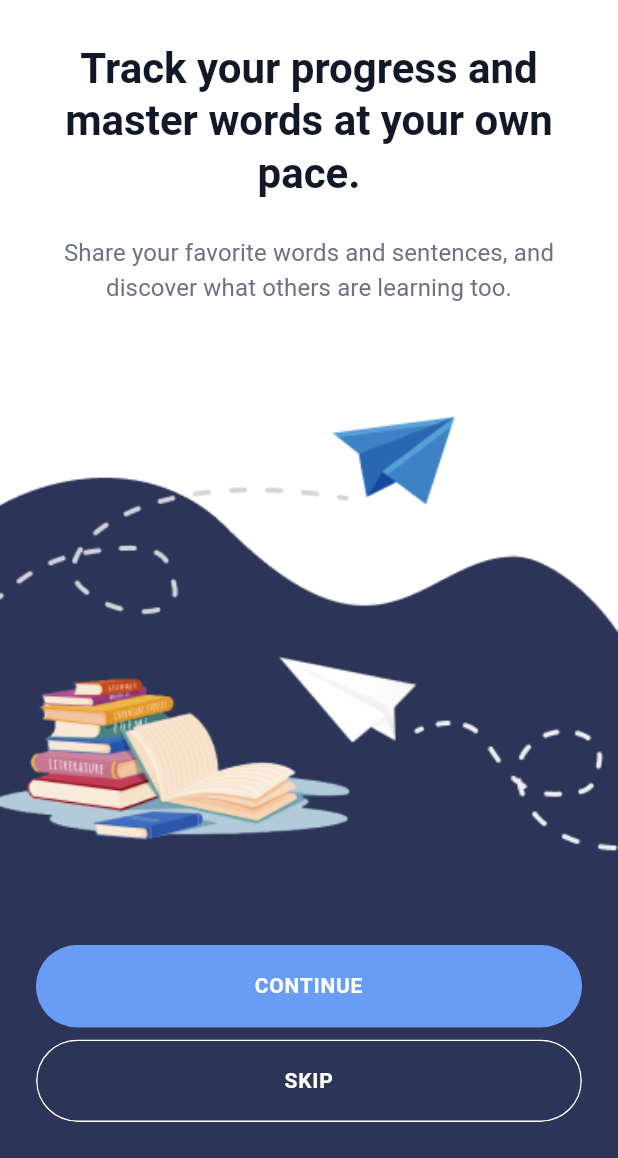
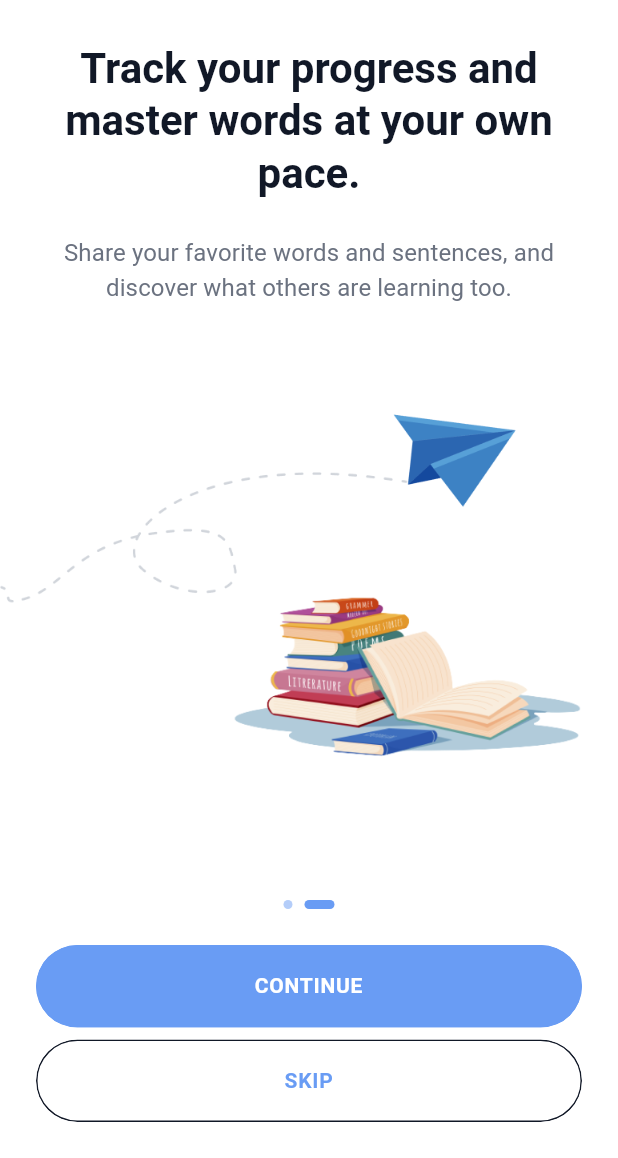
Before and after one commit to DargaHasanBasri/word_prime, a Flutter app: the screen it shows after launch, after a tap on "CONTINUE", on a phone screen of 412 x 824 dp, the part 78-1236 px from its top. Run offline on Flutter 3.47's test engine with Material 3 defaults, Android fonts, the phone set to English and light mode, and no system bars; our stand-ins replace cached_network_image, dotted_border, easy_localization, get_it; network calls fail.

Commit message:
Update onboarding page
and fix onboarding images

```diff
--- a/lib/main.dart
+++ b/lib/main.dart
@@ -41,7 +41,7 @@ class MyApp extends StatelessWidget {
       darkTheme: CustomAppTheme.darkTheme,
       navigatorKey: locator<AppRoutes>().baseNavigatorKey,
       onGenerateRoute: Routes.generateRoute,
-      initialRoute: Routes.Splash,
+      initialRoute: Routes.Onboarding,
       builder: (context, widget) {
         return widget!;
       },
--- /dev/null
+++ b/lib/ui/pages/onboarding/components/current_page_indicator.dart
@@ -0,0 +1,43 @@
+import 'package:word_prime/export.dart';
+
+class CurrentPageIndicator extends StatelessWidget {
+  final ValueNotifier<int> currentIndex;
+  final int countPage;
+
+  const CurrentPageIndicator({
+    Key? key,
+    required this.currentIndex,
+    required this.countPage,
+  }) : super(key: key);
+
+  @override
+  Widget build(BuildContext context) {
+    return ValueListenableBuilder<int>(
+      valueListenable: currentIndex,
+      builder: (_, __, ___) {
+        return Row(
+          mainAxisAlignment: MainAxisAlignment.center,
+          children: List.generate(
+            countPage,
+            (index) {
+              bool isActive = index == currentIndex.value;
+              return Padding(
+                padding: const EdgeInsets.symmetric(horizontal: 4.0),
+                child: Container(
+                  width: isActive ? 20 : 6,
+                  height: 6,
+                  decoration: BoxDecoration(
+                    color: AppColors.cornflowerBlue.withOpacity(
+                      isActive ? 1 : 0.5,
+                    ),
+                    borderRadius: BorderRadius.circular(25),
+                  ),
+                ),
+              );
+            },
+          ),
+        );
+      },
+    );
+  }
+}
--- a/lib/ui/pages/onboarding/components/onboarding_first.dart
+++ b/lib/ui/pages/onboarding/components/onboarding_first.dart
@@ -5,12 +5,24 @@ class OnboardingFirst extends StatelessWidget {
 
   @override
   Widget build(BuildContext context) {
-    return Column(
-      mainAxisAlignment: MainAxisAlignment.spaceBetween,
-      crossAxisAlignment: CrossAxisAlignment.stretch,
+    return Stack(
       children: [
+        Center(
+          child: AspectRatio(
+            aspectRatio: 16 / 10,
+            child: Container(
+              decoration: BoxDecoration(
+                image: DecorationImage(
+                  image: AssetImage(
+                    AppAssets.imgImgDeerPath,
+                  ),
+                  fit: BoxFit.fitHeight,
+                ),
+              ),
+            ),
+          ),
+        ),
         Column(
-          mainAxisAlignment: MainAxisAlignment.end,
           children: [
             Padding(
               padding: AppPaddings.appPaddingXLargeHorizontal,
@@ -31,19 +43,6 @@ class OnboardingFirst extends StatelessWidget {
             ),
           ],
         ),
-        AspectRatio(
-          aspectRatio: 8 / 10,
-          child: Container(
-            decoration: BoxDecoration(
-              image: DecorationImage(
-                image: AssetImage(
-                  AppAssets.imgImgOnboardingFirstPath,
-                ),
-                fit: BoxFit.fill,
-              ),
-            ),
-          ),
-        ),
       ],
     );
   }
--- a/lib/ui/pages/onboarding/components/onboarding_second.dart
+++ b/lib/ui/pages/onboarding/components/onboarding_second.dart
@@ -5,11 +5,25 @@ class OnboardingSecond extends StatelessWidget {
 
   @override
   Widget build(BuildContext context) {
-    return Column(
-      mainAxisAlignment: MainAxisAlignment.spaceBetween,
+    return Stack(
       children: [
+        Center(
+          child: AspectRatio(
+            aspectRatio: 16 / 10,
+            child: Container(
+              decoration: BoxDecoration(
+                image: DecorationImage(
+                  image: AssetImage(
+                    AppAssets.imgImgBookPath,
+                  ),
+                  fit: BoxFit.fitWidth,
+                ),
+              ),
+            ),
+          ),
+        ),
         Column(
-          mainAxisAlignment: MainAxisAlignment.end,
+          crossAxisAlignment: CrossAxisAlignment.stretch,
           children: [
             Padding(
               padding: AppPaddings.appPaddingXLargeHorizontal,
@@ -30,19 +44,6 @@ class OnboardingSecond extends StatelessWidget {
             ),
           ],
         ),
-        AspectRatio(
-          aspectRatio: 8 / 10,
-          child: Container(
-            decoration: BoxDecoration(
-              image: DecorationImage(
-                image: AssetImage(
-                  AppAssets.imgImgOnboardingSecondPath,
-                ),
-                fit: BoxFit.fill,
-              ),
-            ),
-          ),
-        ),
       ],
     );
   }
--- a/lib/ui/pages/onboarding/onboarding_page.dart
+++ b/lib/ui/pages/onboarding/onboarding_page.dart
@@ -1,6 +1,8 @@
 import 'package:word_prime/export.dart';
 import 'package:word_prime/ui/pages/onboarding/components/onboarding_first.dart';
 import 'package:word_prime/ui/pages/onboarding/components/onboarding_second.dart';
+
+import 'components/current_page_indicator.dart';
 
 class OnboardingPage extends StatefulWidget {
   const OnboardingPage({super.key});
@@ -30,7 +32,6 @@ class _OnboardingPageState extends BaseStatefulState<OnboardingPage> {
 
   Widget _buildBody() {
     return Stack(
-      alignment: Alignment.bottomCenter,
       clipBehavior: Clip.none,
       children: [
         PageView(
@@ -53,6 +54,11 @@ class _OnboardingPageState extends BaseStatefulState<OnboardingPage> {
                 mainAxisAlignment: MainAxisAlignment.end,
                 crossAxisAlignment: CrossAxisAlignment.stretch,
                 children: [
+                  CurrentPageIndicator(
+                    currentIndex: _vm.currentPage,
+                    countPage: 2,
+                  ),
+                  SizedBox(height: AppSizes.sizedBoxOverallHeight),
                   CustomButton(
                     title: LocaleKeys.continueTitle.locale.toUpperCase(),
                     onClick: () {
@@ -64,8 +70,9 @@ class _OnboardingPageState extends BaseStatefulState<OnboardingPage> {
                   SizedBox(height: AppSizes.sizedBoxSmallHeight),
                   CustomButton(
                     title: LocaleKeys.skip.locale.toUpperCase(),
+                    titleColor: AppColors.cornflowerBlue,
                     backgroundColor: Colors.transparent,
-                    borderColor: AppColors.white,
+                    borderColor: Theme.of(context).colorScheme.secondary,
                     onClick: () {
                       appRoutes.navigateRemoveUntil(Routes.GetStarted);
                     },
--- a/lib/utils/app_assets.dart
+++ b/lib/utils/app_assets.dart
@@ -45,7 +45,8 @@ final class AppAssets {
   static String imgExampPostPath = _imagePath('img_examp_post');
   static String imgQuizAnalysisPath = _imagePath('img_quiz_analysis');
   static String imgQuizAnalysisIllustrationPath = _imagePath('img_quiz_analysis_illustration');
-  static String imgImgOnboardingFirstPath = _imagePath('img_onboarding_first');
+  static String imgImgDeerPath = _imagePath('img_deer');
+  static String imgImgBookPath = _imagePath('img_book');
   static String imgImgOnboardingSecondPath = _imagePath('img_onboarding_second');
   static String imgImgGetStartedPath = _imagePath('img_get_started');
 
```
Also changed, not shown: assets/images/img_book.png (added), assets/images/img_deer.png (renamed from assets/images/ic_deer.png), assets/images/img_onboarding_first.png (deleted), assets/images/img_onboarding_second.png (deleted).
